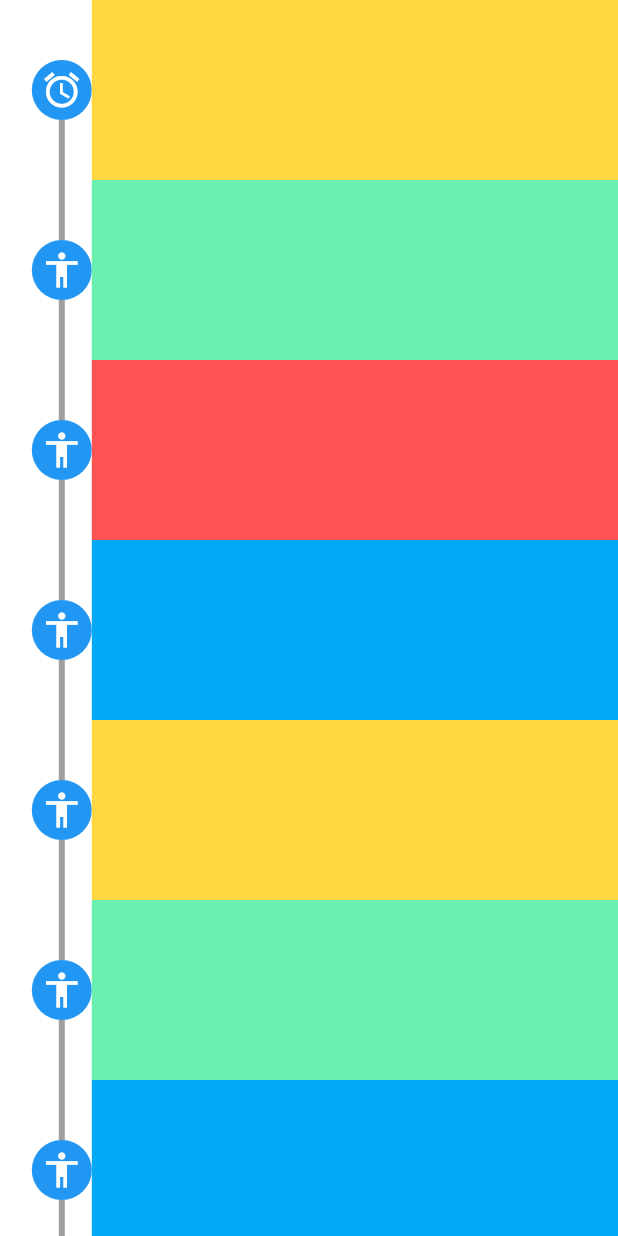
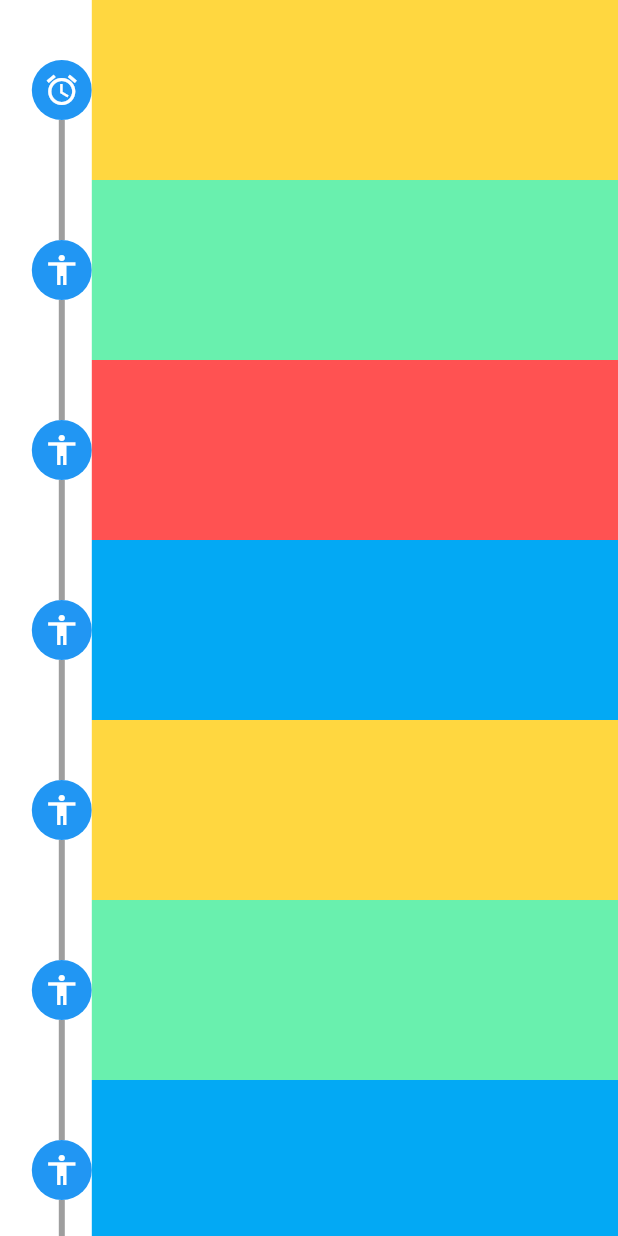
Before and after one commit to tomaszpolanski/healfy, a Flutter app: the screen it shows after launch, on a phone screen of 412 x 824 dp. Run offline on Flutter 3.47's test engine with Material 2 defaults, Android fonts, the phone set to English and light mode, and no system bars; drawn by our look-alikes of timeline_tile.

Commit message:
Icons for elements

```diff
--- a/lib/features/timeline/timeline_page.dart
+++ b/lib/features/timeline/timeline_page.dart
@@ -41,12 +41,19 @@ class _Content extends StatelessWidget {
                           isLast: data.last == d,
                           indicatorStyle: IndicatorStyle(
                             width: 40,
+                            height: 40,
                             color: Colors.blue,
-                            iconStyle: IconStyle(
-                              color: Colors.white,
-                              iconData: index == 0
-                                  ? Icons.alarm
-                                  : Icons.accessibility,
+                            indicator: Container(
+                              width: 40,
+                              height: 40,
+                              decoration: const BoxDecoration(
+                                shape: BoxShape.circle,
+                                color: Colors.blue,
+                              ),
+                              child: Icon(
+                                index == 0 ? Icons.alarm : Icons.accessibility,
+                                color: Colors.white,
+                              ),
                             ),
                           ),
                           rightChild: Container(
@@ -107,11 +114,3 @@ extension IterableEx<T> on Iterable<T> {
     return List.of(this)..sort(compare);
   }
 }
-
-List<List<T>> chunks<T>(Iterable<T> values, int chunkSize) {
-  return values.fold([[]], (result, x) {
-    return result.last.length == chunkSize
-        ? (result..add([x]))
-        : (result..last.add(x));
-  });
-}
```
